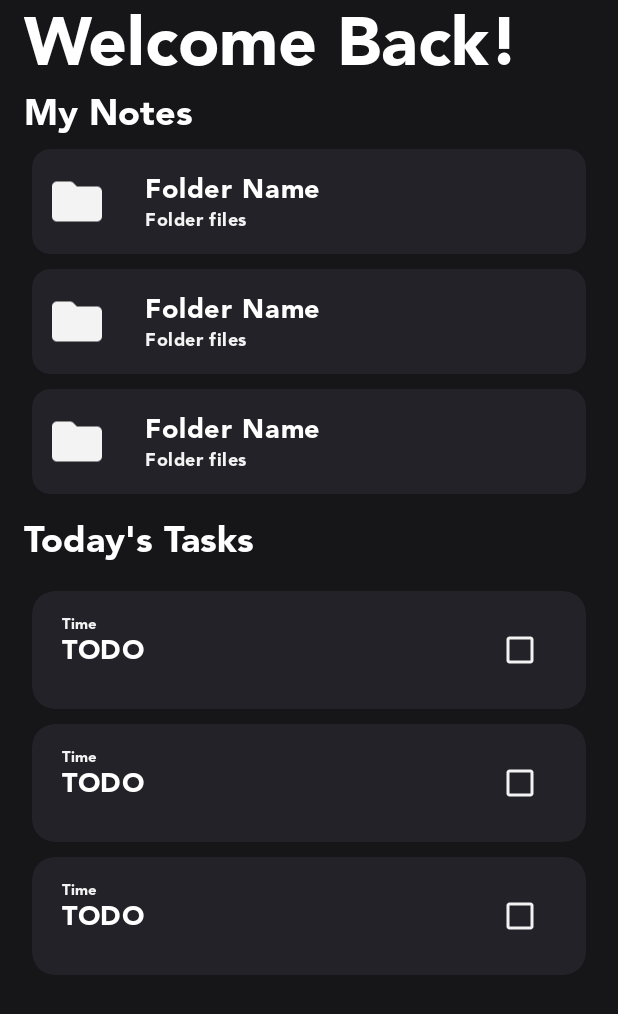
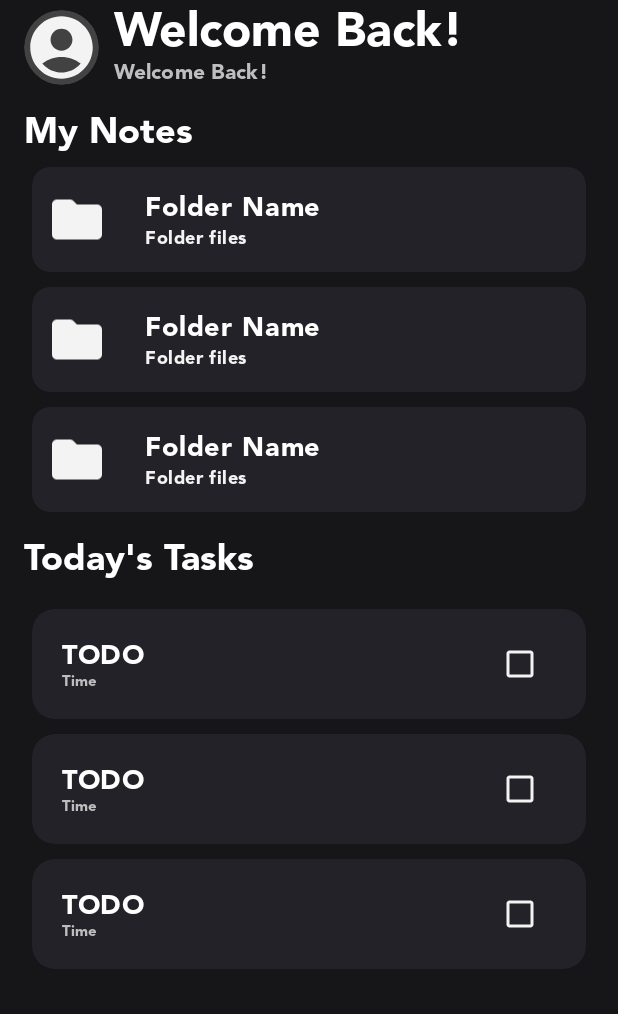
Before and after one commit to Zeptogram/moaiplanner, an Android app: the layout home_fragment.xml on its own in the app's theme, with its tools: preview values and no code run, on a phone screen of 412 x 824 dp. Shown: the top 1014 px of the screen. Run offline under Robolectric (Android 15) with nearby library versions, the phone set to English and light mode, and no system bars.

Commit message:
Added Better UI

```diff
--- a/app/src/main/java/com/example/moaiplanner/ui/main/EditFragment.kt
+++ b/app/src/main/java/com/example/moaiplanner/ui/main/EditFragment.kt
@@ -51,7 +51,6 @@ class EditFragment : Fragment(), ViewPagerPage {
         }
     }
 
-    @SuppressLint("ClickableViewAccessibility")
     override fun onCreateView(inflater: LayoutInflater, container: ViewGroup?,
                               savedInstanceState: Bundle?): View? =
         inflater.inflate(R.layout.note_edit_fragment, container, false)
--- a/app/src/main/java/com/example/moaiplanner/ui/main/FileFragment.kt
+++ b/app/src/main/java/com/example/moaiplanner/ui/main/FileFragment.kt
@@ -179,7 +179,7 @@ class FileFragment: Fragment() {
         NetworkUtils.notifyMissingNetwork(requireContext(), view)
         var bottomNav = requireActivity().findViewById<BottomNavigationView>(R.id.bottom_navigation)
         // Mette la home come main
-        bottomNav.menu.getItem(1).isChecked = true;
+        bottomNav.menu.getItem(0).isChecked = true;
     }
 
     override fun onStart() {
--- a/app/src/main/res/layout/home_fragment.xml
+++ b/app/src/main/res/layout/home_fragment.xml
@@ -18,17 +18,78 @@
     tools:context=".ui.main.HomeFragment"
     tools:layout="@layout/home_fragment">
 
+
+    <LinearLayout
+        android:id="@+id/titleLayout"
+        android:layout_width="match_parent"
+        android:layout_height="wrap_content"
+        android:orientation="horizontal"
+        android:layout_marginBottom="15dp"
+        app:layout_constraintEnd_toEndOf="parent"
+        app:layout_constraintStart_toStartOf="parent"
+        app:layout_constraintTop_toTopOf="parent">
+
+
+        <androidx.cardview.widget.CardView
+            android:id="@+id/card_view"
+            android:layout_width="50dp"
+            android:layout_height="50dp"
+            android:layout_marginEnd="10dp"
+            android:layout_gravity="bottom"
+            app:cardCornerRadius="69dp"
+            app:cardElevation="0dp"
+            app:cardPreventCornerOverlap="false">
+
+            <ImageView
+                android:id="@+id/profilepic"
+                android:layout_width="match_parent"
+                android:layout_height="match_parent"
+                android:contentDescription="@string/app_name"
+                android:scaleType="fitXY"
+                android:src="@drawable/account" />
+
+            <!-- Contenuti della scheda qui -->
+
+        </androidx.cardview.widget.CardView>
+
+        <LinearLayout
+            android:layout_width="wrap_content"
+            android:layout_height="wrap_content"
+            android:layout_gravity="top"
+            android:orientation="vertical">
+
         <TextView
             android:id="@+id/welcome_text"
             android:layout_width="wrap_content"
             android:layout_height="wrap_content"
             android:text="Welcome Back!"
-        android:textAppearance="@style/TextAppearance.Material3.DisplayMedium"
+            android:textAppearance="@style/TextAppearance.Material3.HeadlineLarge"
             android:textStyle="bold"
             app:layout_constraintEnd_toEndOf="parent"
             app:layout_constraintHorizontal_bias="0.0"
             app:layout_constraintStart_toStartOf="parent"
             app:layout_constraintTop_toTopOf="parent" />
+
+            <TextView
+                android:id="@+id/user"
+                android:layout_width="wrap_content"
+                android:layout_height="wrap_content"
+                android:text="Welcome Back!"
+                android:textAppearance="@style/TextAppearance.Material3.TitleSmall"
+                android:textColor="?android:textColorSecondaryNoDisable"
+                app:layout_constraintEnd_toEndOf="parent"
+                app:layout_constraintHorizontal_bias="0.0"
+                app:layout_constraintStart_toStartOf="parent"
+                app:layout_constraintTop_toTopOf="parent" />
+
+        </LinearLayout>
+
+
+    </LinearLayout>
+
+
+
+
 
     <!-- <LinearLayout
         android:id="@+id/btn_layout"
@@ -56,13 +117,13 @@
         android:id="@+id/raccolte"
         android:layout_width="wrap_content"
         android:layout_height="wrap_content"
-        android:layout_marginTop="5dp"
+        android:layout_marginTop="15dp"
         android:paddingBottom="10dp"
         android:text="My Notes"
         android:textSize="24sp"
         android:textStyle="bold"
         app:layout_constraintStart_toStartOf="parent"
-        app:layout_constraintTop_toBottomOf="@+id/welcome_text" />
+        app:layout_constraintTop_toBottomOf="@+id/titleLayout" />
 
 
     <LinearLayout
--- a/app/src/main/res/layout/todo_element.xml
+++ b/app/src/main/res/layout/todo_element.xml
@@ -34,7 +34,7 @@
             android:layout_weight="1"
             android:layout_height="0dp"
             android:textSize="12sp"
-            android:textColor="?android:textColorSecondary"
+            android:textColor="?android:textColorSecondaryNoDisable"
             android:text="Time"
             android:paddingStart="16dp"/>
 
--- a/app/src/main/res/layout/todo_view.xml
+++ b/app/src/main/res/layout/todo_view.xml
@@ -16,10 +16,10 @@
     <LinearLayout
         android:layout_width="match_parent"
         android:layout_height="match_parent"
-        android:paddingTop="10dp"
+        android:paddingTop="7dp"
         android:paddingEnd="20dp"
         android:paddingStart="20dp"
-        android:paddingBottom="10dp"
+        android:paddingBottom="7dp"
         android:orientation="vertical">
 
         <LinearLayout
@@ -35,9 +35,20 @@
                 android:layout_width="0dp"
                 android:layout_height="wrap_content"
                 android:orientation="vertical"
+                android:layout_gravity="center"
                 android:layout_weight="0.8">
 
 
+                <TextView
+                    android:id="@+id/textView"
+                    android:layout_width="match_parent"
+                    android:scrollbars="horizontal"
+                    android:textAppearance="@style/TextAppearance.Material3.LabelLarge"
+                    android:textSize="18sp"
+
+                    android:layout_height="wrap_content"
+                    android:text="TODO"
+                    />
 
                 <TextView
                     android:id="@+id/timeView"
@@ -45,20 +56,11 @@
                     android:layout_height="wrap_content"
                     android:textAppearance="@style/TextAppearance.Material3.MaterialTimePicker.Title"
                     android:text="Time"
-                    android:textColor="?android:textColorSecondary" />
+                    android:textColor="?android:textColorSecondaryNoDisable" />
 
 
                 <!-- TextView per visualizzare il testo dell'elemento -->
-                <TextView
-                    android:id="@+id/textView"
-                    android:layout_width="match_parent"
-                    android:scrollbars="horizontal"
-                    android:textAppearance="@style/TextAppearance.Material3.LabelLarge"
-                    android:textSize="18sp"
-                    android:layout_height="wrap_content"
-                    android:layout_marginBottom="5dp"
-                    android:text="TODO"
-                    />
+
 
 
 
--- a/app/src/main/res/values-night/strings.xml
+++ b/app/src/main/res/values-night/strings.xml
@@ -28,7 +28,7 @@
     <string name="action_edit">Edit</string>
     <string name="action_preview">Preview</string>
 
-    <string name="markdown_here">Markdown here…</string>
+    <string name="markdown_here">Remember to Save Changes...</string>
     <string name="action_save">Save</string>
     <string name="action_share">Share</string>
     <string name="action_export">Export</string>
@@ -77,6 +77,7 @@
     <string name="friends">Friends</string>
     <string name="forgot_password">Forgot Password?</string>
     <string name="pomodoro">Pomodoro</string>
+    <string name="welcome_info_text">Take Notes and manage your Tasks easily, while keeping all synced between your devices</string>
 
     <string-array name="pref_entries_dark_mode">
         <item>@string/pref_value_light</item>
--- a/app/src/main/res/values/strings.xml
+++ b/app/src/main/res/values/strings.xml
@@ -26,7 +26,7 @@
     <string name="action_edit">Edit</string>
     <string name="action_preview">Preview</string>
 
-    <string name="markdown_here">Markdown here…</string>
+    <string name="markdown_here">Remember to Save Changes...</string>
     <string name="action_save">Save</string>
     <string name="action_share">Share</string>
     <string name="action_export">Export</string>
@@ -75,6 +75,7 @@
     <string name="signup">Sign Up</string>
     <string name="forgot_password">Forgot Password?</string>
     <string name="pomodoro">Pomodoro</string>
+    <string name="welcome_info_text">Take Notes and manage your Tasks easily, while keeping all synced between your devices</string>
     <string-array name="pref_entries_dark_mode">
         <item>@string/pref_value_light</item>
         <item>@string/pref_value_dark</item>
```
Also changed, not shown: app/src/main/java/com/example/moaiplanner/data/user/AuthRepository.kt (deleted, +0 -338 lines), app/src/main/java/com/example/moaiplanner/data/user/UserAuthentication.kt (+9 -1 lines), app/src/main/java/com/example/moaiplanner/ui/main/HomeFragment.kt (+45 -0 lines), app/src/main/java/com/example/moaiplanner/ui/main/NoteFragment.kt (+10 -4 lines), app/src/main/java/com/example/moaiplanner/ui/main/OptionsFragment.kt (+1 -24 lines), app/src/main/res/layout/welcome_fragment.xml (+18 -4 lines). Lines whose indentation alone changed are shown as unchanged.
